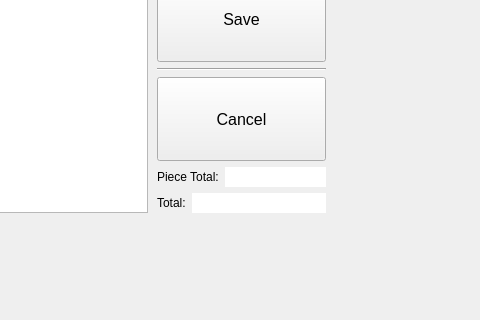
Before: the Qt Designer form mainwindow.ui in LAVjr97/CProgram, drawn with Qt 5; both pictures show x 483 to 963 and y 358 to 678 of the 1047 by 678 pixel window.
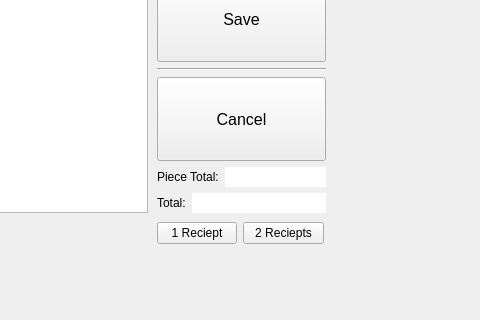
After: the same form once the commit is applied. The open tabs and pages were chosen to show the change.

Patch:
```diff
--- a/mainwindow.ui
+++ b/mainwindow.ui
@@ -615,6 +615,32 @@
        </item>
       </layout>
      </widget>
+     <widget class="QWidget" name="formLayoutWidget_2">
+      <property name="geometry">
+       <rect>
+        <x>640</x>
+        <y>580</y>
+        <width>167</width>
+        <height>31</height>
+       </rect>
+      </property>
+      <layout class="QFormLayout" name="formLayoutRecieptsDP">
+       <item row="0" column="0">
+        <widget class="QPushButton" name="btnOneRecieptDP">
+         <property name="text">
+          <string>1 Reciept</string>
+         </property>
+        </widget>
+       </item>
+       <item row="0" column="1">
+        <widget class="QPushButton" name="btnTwoRecieptDP">
+         <property name="text">
+          <string>2 Reciepts</string>
+         </property>
+        </widget>
+       </item>
+      </layout>
+     </widget>
     </widget>
     <widget class="QWidget" name="pgCustomerSearch">
      <widget class="QPushButton" name="btnReturnCS">
```
Left out of the diff: 12 changed lines with no effect on the pictures.
